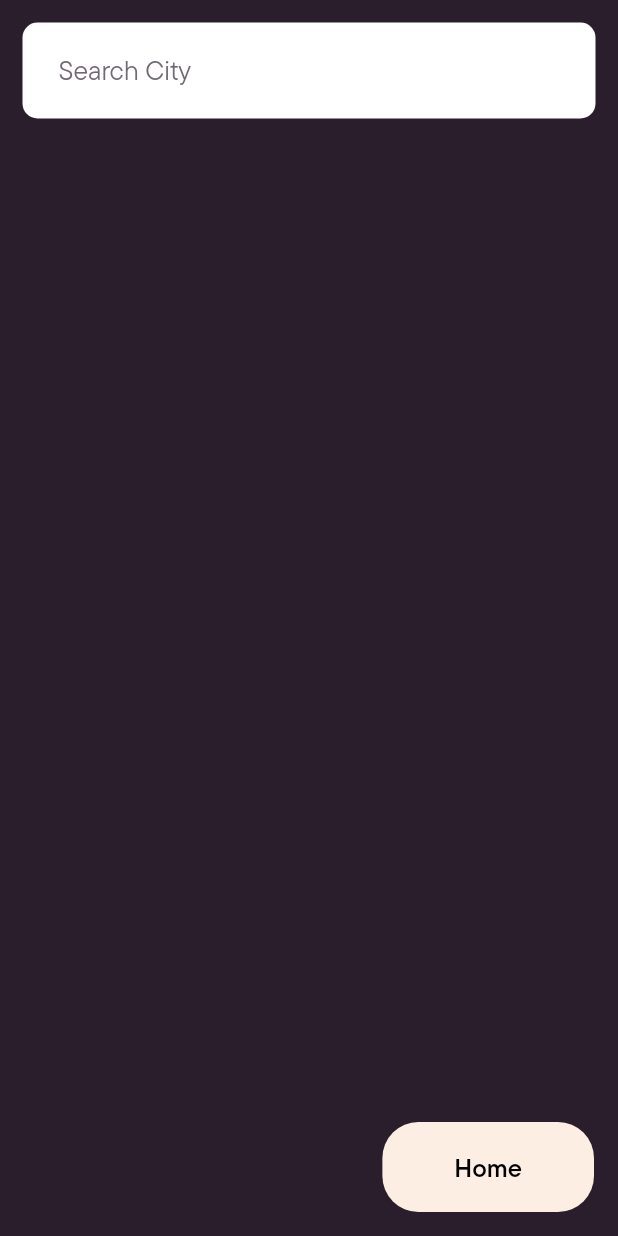
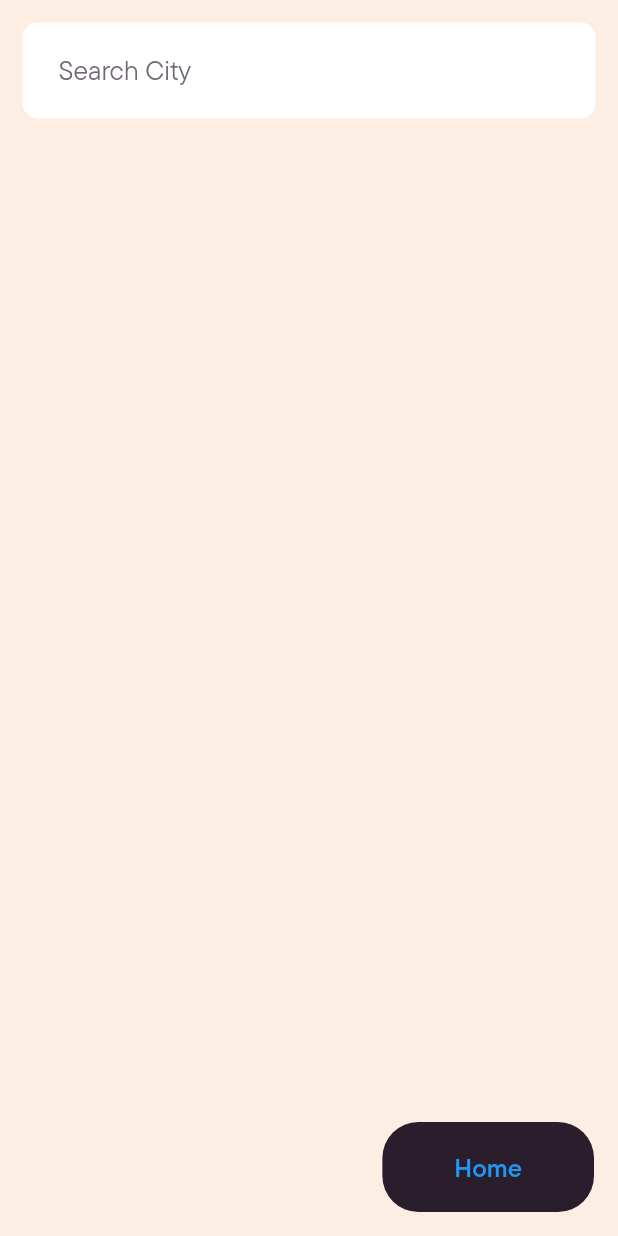
Before and after one commit to purutechno/asunnyday, a Flutter app: the screen it shows after launch, after a tap on "Light", after a tap on "Dark", after a tap on "Search City", on a phone screen of 412 x 824 dp. Run offline on Flutter 3.47's test engine with Material 2 defaults, Android fonts, the phone set to English and light mode, and no system bars; our stand-ins replace flutter_typeahead, geolocator.

Commit message:
Theme Updates
- theme updates

```diff
--- a/lib/view/widgets/text_widget.dart
+++ b/lib/view/widgets/text_widget.dart
@@ -3,7 +3,6 @@ import 'package:flutter/material.dart';
 
 class TextWidget extends StatelessWidget {
   final String text;
-  final Color fontColor;
   final double fontSize;
   final String fontFamily;
   final FontWeight fontWeight;
@@ -14,7 +13,6 @@ class TextWidget extends StatelessWidget {
   const TextWidget(
      {Key? key,
     required this.text,
-    this.fontColor = AppTheme.colorBlack,
     this.fontSize = AppTheme.fontSizeTTCommonsPro,
     this.fontFamily = AppTheme.fontFamilyTTCommonsPro,
     this.fontWeight = FontWeight.normal,
@@ -29,7 +27,6 @@ class TextWidget extends StatelessWidget {
       fontSize: fontSize,
       fontFamily: fontFamily,
       fontWeight: fontWeight,
-      color: fontColor,
     );
 
     return Text(
--- a/lib/view/widgets/theme/themes.dart
+++ b/lib/view/widgets/theme/themes.dart
@@ -35,7 +35,6 @@ class Themes extends StatelessWidget {
           child: Center(
             child: TextWidget(
               text: text,
-              fontColor: AppTheme.colorWhite,
               fontSize: AppTheme.fontSizeTTCommonsPro16,
               fontWeight: FontWeight.bold,
             ),
--- a/lib/view_model/theme_data/theme_provider.dart
+++ b/lib/view_model/theme_data/theme_provider.dart
@@ -2,32 +2,34 @@ import 'package:asunnyday/view_model/theme_data/app_theme.dart';
 import 'package:flutter/material.dart';
 
 class ThemeProvider with ChangeNotifier {
-  bool _isDarkTheme = true;
+  bool isPurpleTheme = false;
 
   //This gets the boxShadow for all the containers in the app
   //Default Value is based on Default Theme
-  BoxShadow get boxShadow => _isDarkTheme ? AppTheme.boxShadowWhite : AppTheme.boxShadowDefault;
+  BoxShadow get boxShadow => isPurpleTheme ? AppTheme.boxShadowWhite : AppTheme.boxShadowDefault;
 
   //This gets the color for all the containers in the app
   //Default Value is based on Default Theme
-  Color get containerColor => _isDarkTheme ? AppTheme.colorCreamyWhite : AppTheme.colorBlackPurple;
+  Color get containerColor => isPurpleTheme ? AppTheme.colorCreamyWhite : AppTheme.colorBlackPurple;
 
   //Gets the active theme
-  ThemeData get currentTheme => _isDarkTheme ? darkTheme : lightTheme;
+  ThemeData get currentTheme => isPurpleTheme ? purpleTheme : creamyWhiteTheme;
 
   void toggleTheme() {
-    _isDarkTheme = !_isDarkTheme;
+    isPurpleTheme = !isPurpleTheme;
     notifyListeners();
   }
 
   //Dark Theme for the app
-  static ThemeData get darkTheme {
+  static ThemeData get purpleTheme {
     //Text Style for dark Theme
-    const textStyleForDarkTheme = TextStyle(color: AppTheme.colorCreamyWhite);
+    const textStyleForDarkTheme = TextStyle(color: AppTheme.colorBlackPurple);
 
+    //Text Style for all Text in the app for lightTheme [Note : This method
+    // is not triggering the text color :- Base Text Widget is configured Directly]
     final darkTextTheme = const TextTheme(
       bodyText2: textStyleForDarkTheme,
-    ).apply(displayColor: AppTheme.colorCreamyWhite,bodyColor: AppTheme.colorCreamyWhite);
+    ).apply(displayColor: AppTheme.colorBlackPurple, bodyColor: AppTheme.colorBlackPurple);
 
     //Text Button style i.e. ButtonWidget Style
     final darkTextButtonThemeData = TextButtonThemeData(
@@ -53,15 +55,14 @@ class ThemeProvider with ChangeNotifier {
   }
 
   //Light Theme for the app
-  static ThemeData get lightTheme {
+  static ThemeData get creamyWhiteTheme {
     //Text Style for light Theme
-    const textStyleForLightTheme = TextStyle(color: AppTheme.colorBlackPurple);
+    const textStyleForLightTheme = TextStyle(color: AppTheme.colorCreamyWhite);
 
-    const lightThemeTextStyles = TextTheme(
-        //Text Style for Button Text
-        button: textStyleForLightTheme,
-        //Text Style for all Text in the app for lightTheme
-        bodyText2: textStyleForLightTheme);
+    //Text Style for all Text in the app for lightTheme [Note : This method
+    // is not triggering the text color :- Base Text Widget is configured Directly]
+    final lightThemeTextStyles = const TextTheme(button: textStyleForLightTheme, bodyText2: textStyleForLightTheme)
+        .apply(displayColor: AppTheme.colorCreamyWhite, bodyColor: AppTheme.colorCreamyWhite);
 
     final lightTextButtonTheme = TextButtonThemeData(
         style: TextButton.styleFrom(
```
